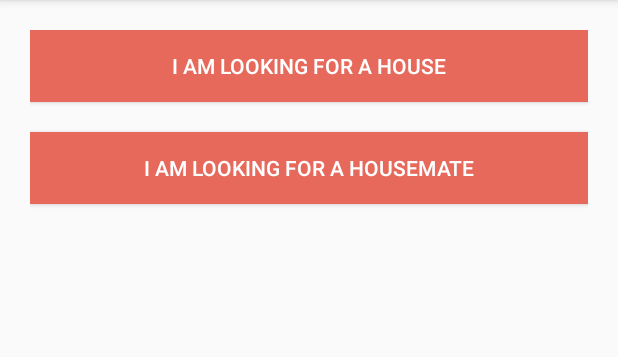
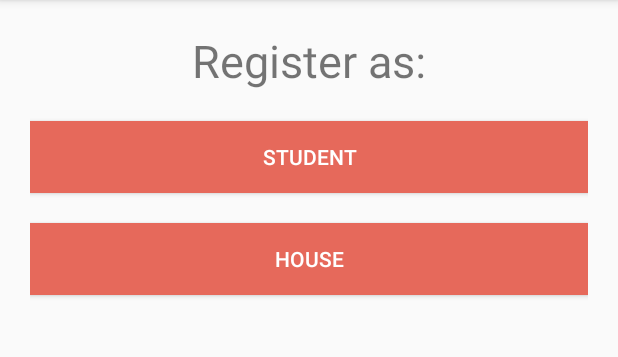
Before and after one commit to Pepijnhuis/Softwarevankje, an Android app: the StudentHouseActivity screen opened directly, with no data from a screen before it, on a phone screen of 412 x 824 dp, the part 84-441 px from its top. Run offline under Robolectric (Android 15) with nearby library versions, the phone set to English and light mode, and no system bars.

Commit message:
Begin messages

```diff
--- a/app/src/main/AndroidManifest.xml
+++ b/app/src/main/AndroidManifest.xml
@@ -3,6 +3,7 @@
     package="com.example.tinder">
 
     <uses-permission android:name="android.permission.READ_EXTERNAL_STORAGE" />
+
     <application
         android:allowBackup="true"
         android:icon="@mipmap/ic_launcher"
@@ -10,6 +11,7 @@
         android:roundIcon="@mipmap/ic_launcher_round"
         android:supportsRtl="true"
         android:theme="@style/AppTheme">
+        <activity android:name=".Chat"></activity>
         <activity android:name=".StudentHouseActivity" />
         <activity
             android:name=".MainNavigation"
--- a/app/src/main/java/com/example/tinder/CA4StudentFragment.java
+++ b/app/src/main/java/com/example/tinder/CA4StudentFragment.java
@@ -127,7 +127,7 @@ public class CA4StudentFragment extends Fragment {
         uploadTask.addOnFailureListener(new OnFailureListener() {
             @Override
             public void onFailure(@NonNull Exception e) {
-                Toast.makeText(getActivity(), "Fialure image", Toast.LENGTH_SHORT).show();
+                Toast.makeText(getActivity(), "Failure image", Toast.LENGTH_SHORT).show();
                 getActivity().finish();
             }
         });
@@ -149,7 +149,7 @@ public class CA4StudentFragment extends Fragment {
     @Override
     public void onActivityResult(int requestCode, int resultCode, Intent data) {
         super.onActivityResult(requestCode, resultCode, data);
-        if (requestCode ==1 && requestCode == Activity.RESULT_OK) {
+        if (requestCode ==1 && resultCode == Activity.RESULT_OK) {
             final Uri imageUri = data.getData();
             resultUri = imageUri;
             mProfileImage1.setImageURI(resultUri);
--- a/app/src/main/java/com/example/tinder/CreateAccountStudent.java
+++ b/app/src/main/java/com/example/tinder/CreateAccountStudent.java
@@ -57,8 +57,8 @@ public class CreateAccountStudent extends AppCompatActivity implements CA1Studen
     @Override
     public void onInputCA1StudentSent(String Email, String Password) {
         Log.d("Debug", "oninput sent called");
-        Log.d("Debug",Email);
-        Log.d("Debug",Password);
+        Log.d("Debug", Email);
+        Log.d("Debug", Password);
         mAuth= FirebaseAuth.getInstance();
         mAuth.createUserWithEmailAndPassword(Email,Password).addOnCompleteListener(CreateAccountStudent.this, new OnCompleteListener<AuthResult>() {
             @Override
--- a/app/src/main/res/layout/activity_student_house.xml
+++ b/app/src/main/res/layout/activity_student_house.xml
@@ -10,7 +10,21 @@
         android:layout_width="match_parent"
         android:layout_height="match_parent"
         android:orientation="vertical"
-        android:padding="20sp">
+        android:padding="20sp"
+        tools:layout_editor_absoluteX="0dp"
+        tools:layout_editor_absoluteY="0dp">
+
+        <TextView
+            android:layout_width="wrap_content"
+            android:layout_height="wrap_content"
+            android:layout_marginBottom="20sp"
+            android:layout_gravity="center_horizontal"
+            android:textSize="30dp"
+            android:text="Register as:"
+            app:layout_constraintBottom_toBottomOf="parent"
+            app:layout_constraintLeft_toLeftOf="parent"
+            app:layout_constraintRight_toRightOf="parent"
+            app:layout_constraintTop_toTopOf="parent" />
 
         <Button
             android:id="@+id/ButtonLookingForHouse"
@@ -20,17 +34,21 @@
             android:layout_marginBottom="20sp"
             android:background="@color/colorButton"
             android:onClick="goLookingForHouse"
-            android:text="@string/text_house_button" />
+            android:text="Student" />
 
         <Button
             android:id="@+id/ButtonLookingForStudent"
             style="@style/Widget.AppCompat.Button.Colored"
             android:layout_width="match_parent"
             android:layout_height="wrap_content"
+            android:layout_marginBottom="20sp"
             android:background="@color/colorButton"
+            android:elevation="0dp"
             android:onClick="goLookingForStudent"
-            android:text="@string/text_housemate_button"
-            android:layout_marginBottom="20sp" />
+            android:text="House"
+            app:srcCompat="@drawable/ic_home_black_24dp" />
+
+
 
     </LinearLayout>
 
--- a/app/src/main/res/layout/messages_fragment.xml
+++ b/app/src/main/res/layout/messages_fragment.xml
@@ -76,7 +76,8 @@
                 android:id="@+id/imageView2"
                 android:layout_width="wrap_content"
                 android:layout_height="wrap_content"
-                app:srcCompat="@android:drawable/sym_def_app_icon" />
+                app:srcCompat="@android:drawable/sym_def_app_icon"
+                android:onClick="goToChat"/>
 
             <TextView
                 android:layout_width="wrap_content"
```
Also changed, not shown: app/src/main/java/com/example/tinder/Chat.java (added, +22 -0 lines), app/src/main/java/com/example/tinder/MainNavigation.java (+7 -0 lines), app/src/main/java/com/example/tinder/MatchesViewHolders.java (added, +32 -0 lines), app/src/main/res/layout/activity_chat.xml (added, +77 -0 lines).
